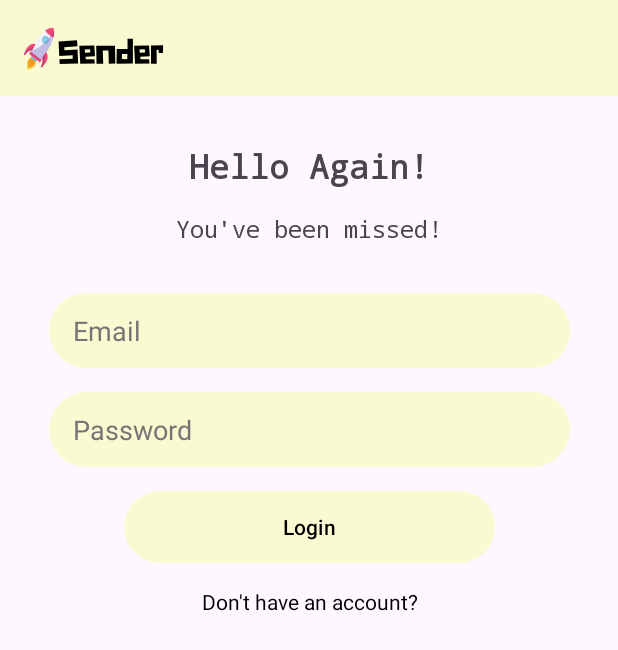
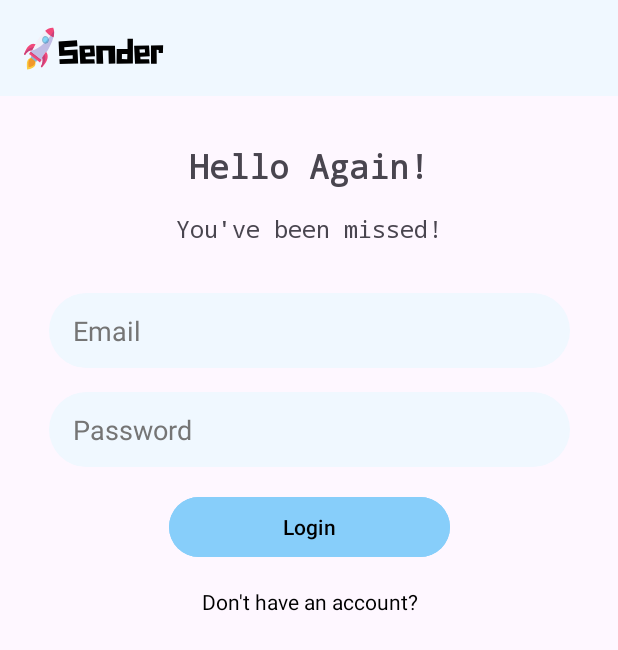
Before and after one commit to Gevindu-Piyumal/Chat-Application-Kotlin, an Android app: the LoginActivity screen opened directly, with no data from a screen before it, on a phone screen of 412 x 824 dp. Shown: the top 650 px of the screen. Run offline under Robolectric (Android 15) with nearby library versions, the phone set to English and light mode, and no system bars; our stand-ins replace Firebase (no records; nobody signed in at launch, a user with empty details on screens opened directly).

Commit message:
Light & dark themes added

```diff
--- a/app/src/main/java/com/sender/registerlogin/RegisterActivity.kt
+++ b/app/src/main/java/com/sender/registerlogin/RegisterActivity.kt
@@ -44,8 +44,6 @@ class RegisterActivity : AppCompatActivity() {
         password=findViewById(R.id.password_edittext_register)
         registerButton=findViewById(R.id.register_button_register)
         alreadyHaveAnAccount=findViewById(R.id.backToRegister_textview_login)
-
-        //selectedPhotoUri
 
 
         selectPhoto.setOnClickListener {
--- a/app/src/main/res/drawable/chat_from_text_background.xml
+++ b/app/src/main/res/drawable/chat_from_text_background.xml
@@ -1,5 +1,5 @@
 <?xml version="1.0" encoding="utf-8"?>
 <shape xmlns:android="http://schemas.android.com/apk/res/android">
-    <solid android:color="@color/Aquamarine"/>
+    <solid android:color="?attr/colorPrimary"/>
     <corners android:radius="25dp"/>
 </shape>
--- a/app/src/main/res/drawable/chat_to_text_background.xml
+++ b/app/src/main/res/drawable/chat_to_text_background.xml
@@ -1,5 +1,5 @@
 <?xml version="1.0" encoding="utf-8"?>
 <shape xmlns:android="http://schemas.android.com/apk/res/android">
-    <solid android:color="#31000000"/>
+    <solid android:color="?attr/colorSecondary"/>
     <corners android:radius="25dp"/>
 </shape>
--- a/app/src/main/res/drawable/typing_background.xml
+++ b/app/src/main/res/drawable/typing_background.xml
@@ -1,5 +1,5 @@
 <?xml version="1.0" encoding="utf-8"?>
 <shape xmlns:android="http://schemas.android.com/apk/res/android">
-    <solid android:color="@color/DarkSalmon"/>
+    <solid android:color="?attr/colorPrimary"/>
     <corners android:radius="25dp"/>
 </shape>
--- a/app/src/main/res/layout/activity_chat_log.xml
+++ b/app/src/main/res/layout/activity_chat_log.xml
@@ -4,7 +4,6 @@
     xmlns:tools="http://schemas.android.com/tools"
     android:layout_width="match_parent"
     android:layout_height="match_parent"
-    android:background="@color/white"
     tools:context=".messages.ChatLogActivity">
 
     <com.google.android.material.appbar.AppBarLayout
@@ -63,7 +62,7 @@
         android:layout_marginTop="8dp"
         android:layout_marginEnd="8dp"
         android:layout_marginBottom="8dp"
-        android:backgroundTint="@color/BlueViolet"
+        android:backgroundTint="?attr/colorSecondary"
         app:icon="@drawable/ic_send_black_48dp"
         app:layout_constraintBottom_toBottomOf="parent"
         app:layout_constraintEnd_toEndOf="parent"
--- a/app/src/main/res/layout/activity_latest_messages.xml
+++ b/app/src/main/res/layout/activity_latest_messages.xml
@@ -44,9 +44,9 @@
         android:layout_height="wrap_content"
         android:layout_marginEnd="24dp"
         android:layout_marginBottom="24dp"
-        android:backgroundTint="?attr/colorPrimary"
-        android:textColor="?attr/colorOnPrimary"
-        app:iconTint="?attr/colorOnPrimary"
+        android:backgroundTint="?attr/colorSecondary"
+        android:textColor="?attr/colorOnSecondary"
+        app:iconTint="?attr/colorOnSecondary"
         android:clickable="true"
         android:text="New Chat"
         app:icon="@drawable/ic_message_black_48dp"
--- a/app/src/main/res/layout/activity_login.xml
+++ b/app/src/main/res/layout/activity_login.xml
@@ -43,7 +43,7 @@
         android:layout_marginTop="16dp"
         android:text="You've been missed!"
         android:textAlignment="center"
-        android:textSize="16dp"
+        android:textSize="16sp"
         android:typeface="monospace"
         app:layout_constraintEnd_toEndOf="parent"
         app:layout_constraintStart_toStartOf="parent"
@@ -89,11 +89,12 @@
         android:id="@+id/login_button_login"
         android:layout_width="0dp"
         android:layout_height="wrap_content"
-        android:layout_marginStart="50dp"
+        android:layout_marginStart="80dp"
         android:layout_marginTop="16dp"
-        android:layout_marginEnd="50dp"
-        android:background="@drawable/rounded_button"
+        android:layout_marginEnd="80dp"
+        android:backgroundTint="?attr/colorSecondary"
         android:text="@string/login_button_text"
+        android:textColor="?attr/colorOnSecondary"
         app:layout_constraintEnd_toEndOf="@+id/password_edittext_login"
         app:layout_constraintStart_toStartOf="@+id/password_edittext_login"
         app:layout_constraintTop_toBottomOf="@+id/password_edittext_login" />
--- a/app/src/main/res/layout/chat_from_row.xml
+++ b/app/src/main/res/layout/chat_from_row.xml
@@ -27,6 +27,7 @@
         android:background="@drawable/chat_from_text_background"
         android:padding="16dp"
         android:text=""
+        android:textColor="?attr/colorOnPrimary"
         app:layout_constraintStart_toEndOf="@+id/imageView_fromRow"
         app:layout_constraintTop_toTopOf="parent" />
 
--- a/app/src/main/res/layout/chat_to_row.xml
+++ b/app/src/main/res/layout/chat_to_row.xml
@@ -27,6 +27,7 @@
         android:maxWidth="250dp"
         android:padding="16dp"
         android:text=""
+        android:textColor="?attr/colorOnSecondary"
         app:layout_constraintEnd_toStartOf="@+id/imageView_toRow"
         app:layout_constraintTop_toTopOf="parent" />
 
--- a/app/src/main/res/layout/user_row_new_message.xml
+++ b/app/src/main/res/layout/user_row_new_message.xml
@@ -23,7 +23,7 @@
         android:layout_height="wrap_content"
         android:maxHeight="50dp"
         android:layout_marginStart="24dp"
-        android:textColor="@color/black"
+        android:textColor="?attr/colorOnPrimary"
         android:textAppearance="@style/TextAppearance.Material3.BodyLarge"
         app:layout_constraintBottom_toBottomOf="@+id/profilepic_imageview_userRowNewMessage"
         app:layout_constraintStart_toEndOf="@+id/profilepic_imageview_userRowNewMessage"
--- a/app/src/main/res/values-night/themes.xml
+++ b/app/src/main/res/values-night/themes.xml
@@ -1,18 +1,38 @@
 <resources xmlns:tools="http://schemas.android.com/tools">
     <!-- Base application theme. -->
     <style name="Theme.Sender" parent="Theme.Material3.Dark.NoActionBar">
-        <!-- Primary brand color. -->
-        <item name="colorPrimary">@color/DimGray</item>
-        <item name="colorPrimaryVariant">@color/purple_700</item>
-        <item name="colorOnPrimary">@color/white</item>
-        <!-- Secondary brand color. -->
-        <item name="colorSecondary">@color/teal_200</item>
-        <item name="colorSecondaryVariant">@color/teal_200</item>
+
+        <item name="colorPrimary">#403F3F</item>
+        <item name="colorOnPrimary">@color/GhostWhite</item>
+        <item name="colorPrimaryContainer">@color/LightCyan</item>
+        <item name="colorOnPrimaryContainer">@color/black</item>
+
+        <item name="colorSecondary">@color/LightSkyBlue</item>
         <item name="colorOnSecondary">@color/black</item>
+        <item name="colorSecondaryContainer">@color/LightBlue</item>
+        <item name="colorOnSecondaryContainer">@color/black</item>
+
+        <item name="colorTertiary">@color/black</item>
+        <item name="colorOnTertiary">@color/FloralWhite</item>
+        <item name="colorTertiaryContainer">@color/GreenYellow</item>
+        <item name="colorOnTertiaryContainer">@color/GreenYellow</item>
+
+
+<!--        &lt;!&ndash; Primary brand color. &ndash;&gt;-->
+<!--        <item name="colorPrimary">@color/DimGray</item>-->
+<!--        <item name="colorPrimaryVariant">@color/purple_700</item>-->
+<!--        <item name="colorOnPrimary">@color/white</item>-->
+<!--        &lt;!&ndash; Secondary brand color. &ndash;&gt;-->
+<!--        <item name="colorSecondary">@color/teal_200</item>-->
+<!--        <item name="colorSecondaryVariant">@color/teal_200</item>-->
+<!--        <item name="colorOnSecondary">@color/black</item>-->
+
+
         <!-- Status bar color. -->
 <!--        <item name="android:statusBarColor" tools:targetApi="l">?attr/colorPrimaryVariant</item>-->
         <!-- Customize your theme here. -->
     </style>
+
 
     <style name="ThemeOverlay.App.MaterialAlertDialog" parent="ThemeOverlay.Material3.MaterialAlertDialog">
         <item name="buttonBarNeutralButtonStyle">@drawable/rounded_button</item>
--- a/app/src/main/res/values/themes.xml
+++ b/app/src/main/res/values/themes.xml
@@ -1,19 +1,37 @@
 <resources xmlns:tools="http://schemas.android.com/tools">
     <!-- Base application theme. -->
     <style name="Theme.Sender" parent="Theme.Material3.Light.NoActionBar">
-        <!-- Primary brand color. -->
-        <item name="colorPrimary">@color/LightGoldenrodYellow</item>
-        <item name="colorPrimaryVariant">@color/Aquamarine</item>
+
+        <item name="colorPrimary">@color/AliceBlue</item>
         <item name="colorOnPrimary">@color/black</item>
-        <!-- Secondary brand color. -->
-        <item name="colorSecondary">@color/PaleGreen</item>
-        <item name="colorSecondaryVariant">@color/yellow</item>
-        <item name="colorOnSecondary">@color/black</item>`
+        <item name="colorPrimaryContainer">@color/LightCyan</item>
+        <item name="colorOnPrimaryContainer">@color/black</item>
+
+        <item name="colorSecondary">@color/LightSkyBlue</item>
+        <item name="colorOnSecondary">@color/black</item>
+        <item name="colorSecondaryContainer">@color/LightBlue</item>
+        <item name="colorOnSecondaryContainer">@color/black</item>
+
+        <item name="colorTertiary">@color/white</item>
+        <item name="colorOnTertiary">@color/black</item>
+        <item name="colorTertiaryContainer">@color/GreenYellow</item>
+        <item name="colorOnTertiaryContainer">@color/GreenYellow</item>
+
+
+<!--        &lt;!&ndash; Primary brand color. &ndash;&gt;-->
+<!--        <item name="colorPrimary">@color/LightGoldenrodYellow</item>-->
+<!--        <item name="colorPrimaryVariant">@color/Aquamarine</item>-->
+<!--        <item name="colorOnPrimary">@color/black</item>-->
+<!--        &lt;!&ndash; Secondary brand color. &ndash;&gt;-->
+<!--        <item name="colorSecondary">@color/PaleGreen</item>-->
+<!--        <item name="colorSecondaryVariant">@color/yellow</item>-->
+<!--        <item name="colorOnSecondary">@color/black</item>`-->
+
+
         <!-- Status bar color. -->
 <!--        <item name="android:statusBarColor" >?attr/colorPrimaryVariant</item>-->
         <item name="android:windowLightStatusBar">true</item>
         <!-- Customize your theme here. -->
-
     </style>
 
     <style name="ThemeOverlay.App.MaterialAlertDialog" parent="ThemeOverlay.Material3.MaterialAlertDialog">
```
Also changed, not shown: app/src/main/res/layout/activity_register.xml (+4 -3 lines).
